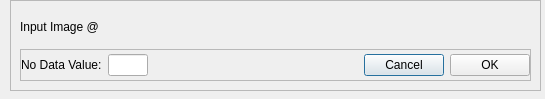
Before: the Qt Designer form enmapbox/apps/the_lmu_app/GUI_Nodat.ui in jakimowb/enmapbox_testmigration2, drawn with Qt 5.
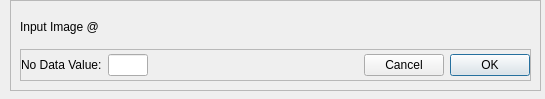
After: the same form once the commit is applied.

Patch:
```diff
--- a/enmapbox/apps/the_lmu_app/GUI_Nodat.ui
+++ b/enmapbox/apps/the_lmu_app/GUI_Nodat.ui
@@ -96,6 +96,9 @@
          <property name="text">
           <string>OK</string>
          </property>
+         <property name="default">
+          <bool>true</bool>
+         </property>
         </widget>
        </item>
       </layout>
```
